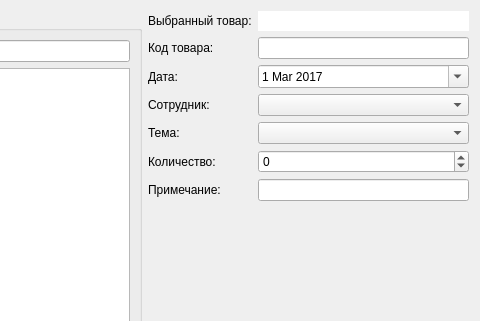
Above: transactdatadialog.ui from igrekus/depot before the change; both pictures show x 393 to 873 and y 0 to 321 of the 873 by 424 pixel window. Below: the same form after it.
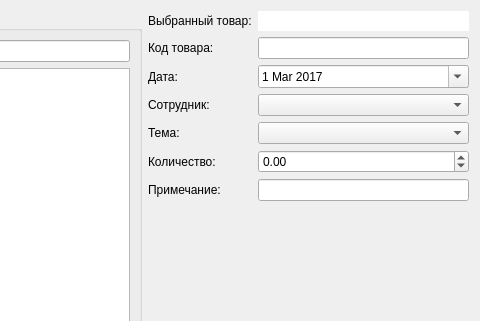
That is the form after the change.

```diff
--- a/transactdatadialog.ui
+++ b/transactdatadialog.ui
@@ -149,7 +149,7 @@
         </widget>
        </item>
        <item row="5" column="1">
-        <widget class="QSpinBox" name="spinDiff">
+        <widget class="QDoubleSpinBox" name="spinDiff">
          <property name="maximumSize">
           <size>
            <width>16777215</width>
@@ -157,10 +157,10 @@
           </size>
          </property>
          <property name="minimum">
-          <number>-10000000</number>
+          <double>-999999.989999999990687</double>
          </property>
          <property name="maximum">
-          <number>10000000</number>
+          <double>999999.989999999990687</double>
          </property>
         </widget>
        </item>
```
Left out of the diff: 20 changed lines with no effect on the pictures.
